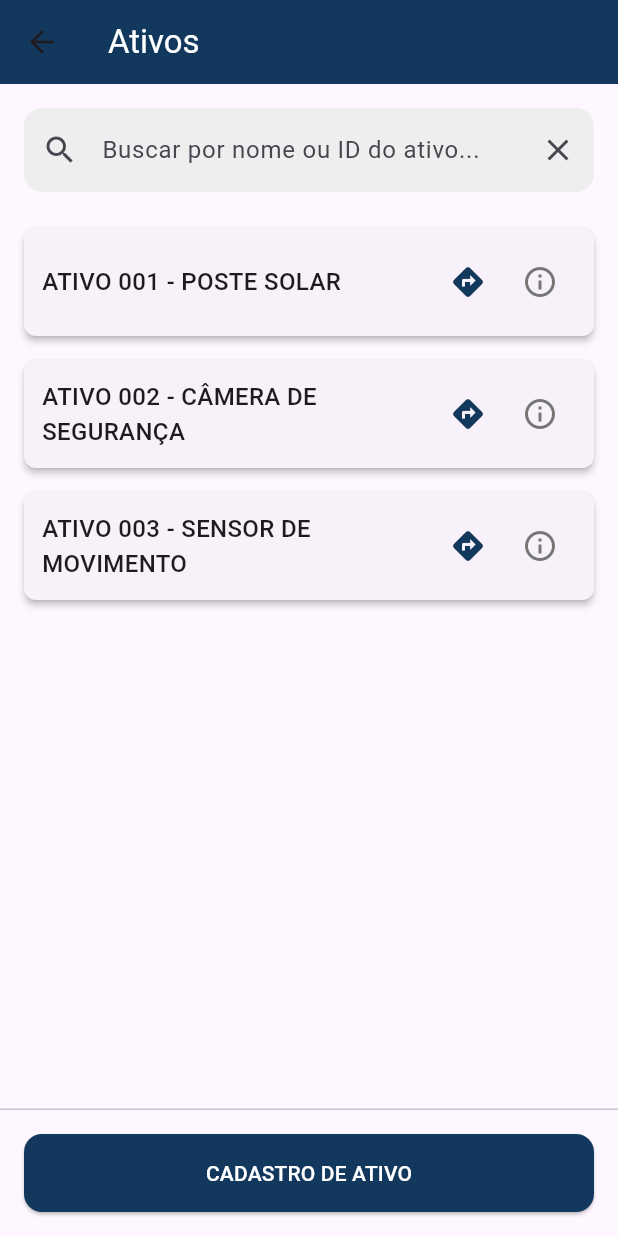
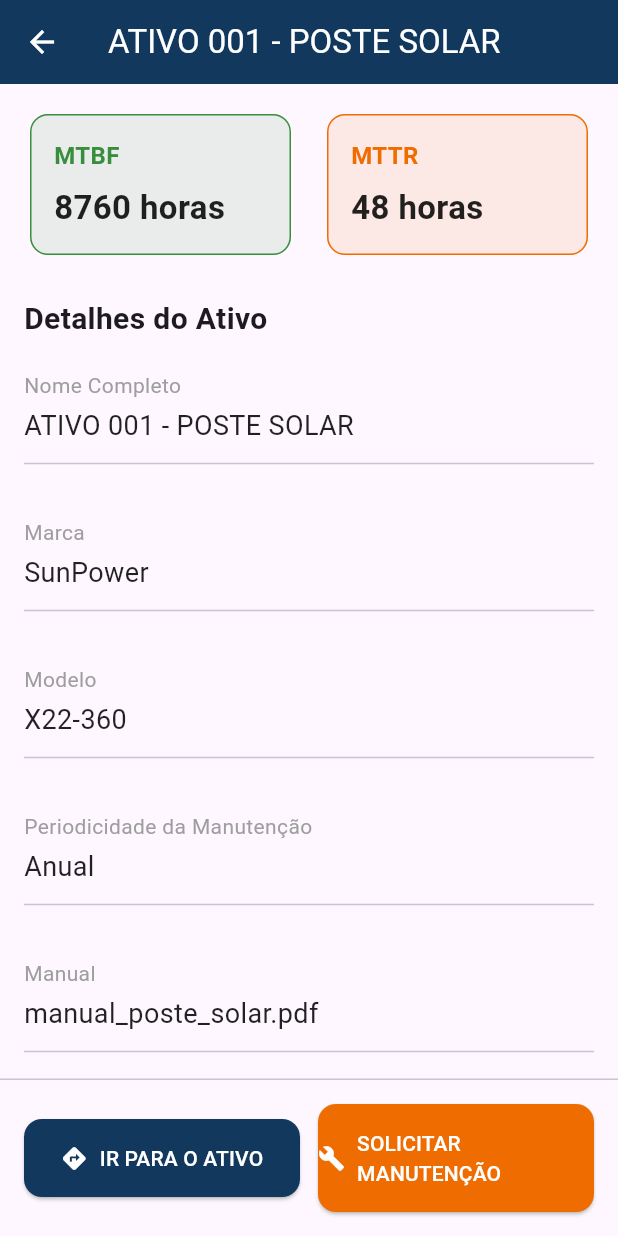
Before and after one commit to jpsantosss/flutter-indicativo-app, a Flutter app: the SearchScreen screen opened directly, after a tap on the "info outline" icon, on a phone screen of 412 x 824 dp. Run offline on Flutter 3.47's test engine with Material 3 defaults, Android fonts, the light colour scheme and no system bars; our stand-ins replace google_maps_flutter.

Commit message:
feat(ativo): adicionar InfoAtivoScreen e expandir modelo com novos atributos
Introduz a tela InfoAtivoScreen para exibir informações detalhadas de um ativo, incluindo MTBF, MTTR e demais atributos. O modelo Ativo foi expandido com novos campos (marca, modelo, periodicidade, manual, endereço, latitude, longitude, mtbf e mttr).
O SearchScreen foi atualizado para utilizar o modelo expandido e permitir a navegação para a nova tela de informações.

```diff
--- a/lib/data/models/ativo.dart
+++ b/lib/data/models/ativo.dart
@@ -1,9 +1,27 @@
 class Ativo {
   final String id;
   final String nome;
+  final String marca;
+  final String modelo;
+  final String periodicidade;
+  final String? nomeArquivoManual;
+  final String endereco;
+  final String longitude;
+  final String latitude;
+  final String mtbf; // Mean Time Between Failures
+  final String mttr; // Mean Time To Repair
 
   Ativo({
     required this.id,
     required this.nome,
+    required this.marca,
+    required this.modelo,
+    required this.periodicidade,
+    this.nomeArquivoManual,
+    required this.endereco,
+    required this.longitude,
+    required this.latitude,
+    required this.mtbf,
+    required this.mttr,
   });
 }
--- /dev/null
+++ b/lib/presentation/screens/search/info_ativo_screen.dart
@@ -0,0 +1,163 @@
+import 'package:flutter/material.dart';
+import 'package:flutter_tcc/data/models/ativo.dart';
+
+class InfoAtivoScreen extends StatelessWidget {
+  final Ativo ativo;
+  const InfoAtivoScreen({super.key, required this.ativo});
+
+  //Widget para os quadrados de indicadores (MTBF e MTTR)
+  Widget _buildIndicatorCard(String title, String value, Color color) {
+    return Expanded(
+      child: Card(
+        color: color.withOpacity(0.1),
+        elevation: 0,
+        shape: RoundedRectangleBorder(
+          borderRadius: BorderRadius.circular(12),
+          side: BorderSide(color: color, width: 1),
+        ),
+        child: Padding(
+          padding: const EdgeInsets.all(16.0),
+          child: Column(
+            crossAxisAlignment: CrossAxisAlignment.start,
+            children: [
+              Text(
+                title,
+                style: TextStyle(
+                  color: color,
+                  fontWeight: FontWeight.bold,
+                  fontSize: 16,
+                ),
+              ),
+              const SizedBox(height: 8),
+              Text(
+                value,
+                style: TextStyle(
+                  color: Colors.black87,
+                  fontWeight: FontWeight.bold,
+                  fontSize: 22,
+                ),
+              ),
+            ],
+          ),
+        ),
+      ),
+    );
+  }
+
+  //Widget para cada linha de informação
+  Widget _buildInfoRow(String label, String value) {
+    return Padding(
+      padding: const EdgeInsets.symmetric(vertical: 12.0),
+      child: Column(
+        crossAxisAlignment: CrossAxisAlignment.start,
+        children: [
+          Text(label, style: const TextStyle(color: Colors.grey, fontSize: 14)),
+          const SizedBox(height: 4),
+          Text(
+            value,
+            style: const TextStyle(color: Colors.black87, fontSize: 18),
+          ),
+          const Divider(height: 24),
+        ],
+      ),
+    );
+  }
+
+  @override
+  Widget build(BuildContext context) {
+    return Scaffold(
+      appBar: AppBar(
+        backgroundColor: const Color(0xFF12385D),
+        title: Text(ativo.nome, style: TextStyle(color: Colors.white)),
+        iconTheme: const IconThemeData(color: Colors.white),
+      ),
+      body: SingleChildScrollView(
+        child: Padding(
+          padding: const EdgeInsets.all(16.0),
+          child: Column(
+            crossAxisAlignment: CrossAxisAlignment.start,
+            children: [
+              Row(
+                children: [
+                  _buildIndicatorCard(
+                    'MTBF',
+                    ativo.mtbf,
+                    Colors.green.shade700,
+                  ),
+                  const SizedBox(width: 16),
+                  _buildIndicatorCard(
+                    'MTTR',
+                    ativo.mttr,
+                    Colors.orange.shade800,
+                  ),
+                ],
+              ),
+              const SizedBox(height: 24),
+              //Detalhes do ativo
+              const Text(
+                'Detalhes do Ativo',
+                style: TextStyle(fontSize: 20, fontWeight: FontWeight.bold),
+              ),
+              const SizedBox(height: 8),
+              _buildInfoRow('Nome Completo', ativo.nome),
+              _buildInfoRow('Marca', ativo.marca),
+              _buildInfoRow('Modelo', ativo.modelo),
+              _buildInfoRow('Periodicidade da Manutenção', ativo.periodicidade),
+              _buildInfoRow(
+                'Manual',
+                ativo.nomeArquivoManual ?? 'Nenhum manual cadastrado',
+              ),
+              _buildInfoRow('Endereco', ativo.endereco),
+            ],
+          ),
+        ),
+      ),
+      persistentFooterButtons: [
+        Padding(
+          padding: const EdgeInsets.all(8.0),
+          child: Row(
+            children: [
+              //Botão 1: Ir para o Ativo
+              Expanded(
+                child: ElevatedButton.icon(
+                  icon: const Icon(Icons.directions),
+                  label: const Text('IR PARA O ATIVO'),
+                  onPressed: () {
+                    /* Ação para abrir mapa no futuro */
+                  },
+                  style: ElevatedButton.styleFrom(
+                    backgroundColor: const Color(0xFF12385D),
+                    foregroundColor: Colors.white,
+                    padding: const EdgeInsets.symmetric(vertical: 16),
+                    shape: RoundedRectangleBorder(
+                      borderRadius: BorderRadius.circular(12),
+                    ),
+                  ),
+                ),
+              ),
+              const SizedBox(width: 12),
+              //Botão 2: Solicitar Manutenção
+              Expanded(
+                child: ElevatedButton.icon(
+                  icon: const Icon(Icons.build),
+                  label: const Text('SOLICITAR MANUTENÇÃO'),
+                  onPressed: () {
+                    /* Ação para solicitar manutenção no futuro */
+                  },
+                  style: ElevatedButton.styleFrom(
+                    backgroundColor: Colors.orange.shade800,
+                    foregroundColor: Colors.white,
+                    padding: const EdgeInsets.symmetric(vertical: 16),
+                    shape: RoundedRectangleBorder(
+                      borderRadius: BorderRadius.circular(12),
+                    ),
+                  ),
+                ),
+              ),
+            ],
+          ),
+        ),
+      ],
+    );
+  }
+}
--- a/lib/presentation/screens/search/search_screen.dart
+++ b/lib/presentation/screens/search/search_screen.dart
@@ -1,6 +1,7 @@
 import 'package:flutter/material.dart';
 import 'package:flutter_tcc/data/models/ativo.dart';
 import 'package:flutter_tcc/presentation/screens/search/cadastro_ativo_screen.dart';
+import 'package:flutter_tcc/presentation/screens/search/info_ativo_screen.dart';
 
 class SearchScreen extends StatefulWidget {
   const SearchScreen({super.key});
@@ -12,9 +13,45 @@ class SearchScreen extends StatefulWidget {
 class _SearchScreenState extends State<SearchScreen> {
   //Lista de dados estáticos para popular a tela
   final List<Ativo> _ativosFicticios = [
-    Ativo(id: '001', nome: 'ATIVO 001 - POSTE SOLAR'),
-    Ativo(id: '002', nome: 'ATIVO 002 - CÂMERA DE SEGURANÇA'),
-    Ativo(id: '003', nome: 'ATIVO 003 - SENSOR DE MOVIMENTO'),
+    Ativo(
+      id: '001',
+      nome: 'ATIVO 001 - POSTE SOLAR',
+      marca: 'SunPower',
+      modelo: 'X22-360',
+      periodicidade: 'Anual',
+      nomeArquivoManual: 'manual_poste_solar.pdf',
+      endereco: 'Rua Tiête',
+      latitude: '-22.431986',
+      longitude: '-42.978299',
+      mtbf: '8760 horas', // 1 ano
+      mttr: '48 horas',
+    ),
+    Ativo(
+      id: '002',
+      nome: 'ATIVO 002 - CÂMERA DE SEGURANÇA',
+      marca: 'Intelbras',
+      modelo: 'VHD 3230 B G4',
+      periodicidade: 'Mensal',
+      nomeArquivoManual: null, // Sem manual
+      endereco: 'Rua Tiête',
+      latitude: '-22.431986',
+      longitude: '-42.978299',
+      mtbf: '1250 horas',
+      mttr: '6 horas',
+    ),
+    Ativo(
+      id: '003',
+      nome: 'ATIVO 003 - SENSOR DE MOVIMENTO',
+      marca: 'Bosch',
+      modelo: 'DS-930',
+      periodicidade: 'Semestral',
+      nomeArquivoManual: 'bosch_ds930.pdf',
+      endereco: 'Rua Tiête',
+      latitude: '-22.431986',
+      longitude: '-42.978299',
+      mtbf: '4380 horas', // 6 meses
+      mttr: '2 horas',
+    ),
   ];
 
   //Widget para construir cada card da lista de ativos
@@ -48,6 +85,12 @@ class _SearchScreenState extends State<SearchScreen> {
             //Botão de informações
             IconButton(
               onPressed: () {
+                Navigator.push(
+                  context,
+                  MaterialPageRoute(
+                    builder: (context) => InfoAtivoScreen(ativo: ativo),
+                  ),
+                );
                 /* Ação para ver informações no futuro */
               },
               icon: const Icon(Icons.info_outline),
```
